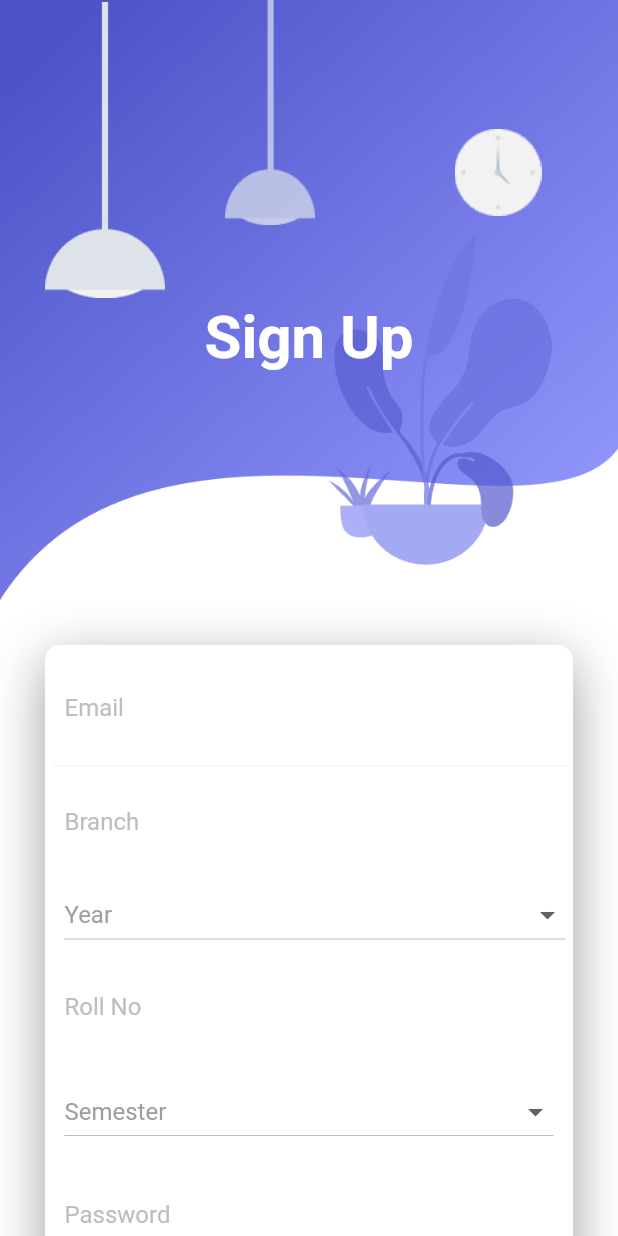
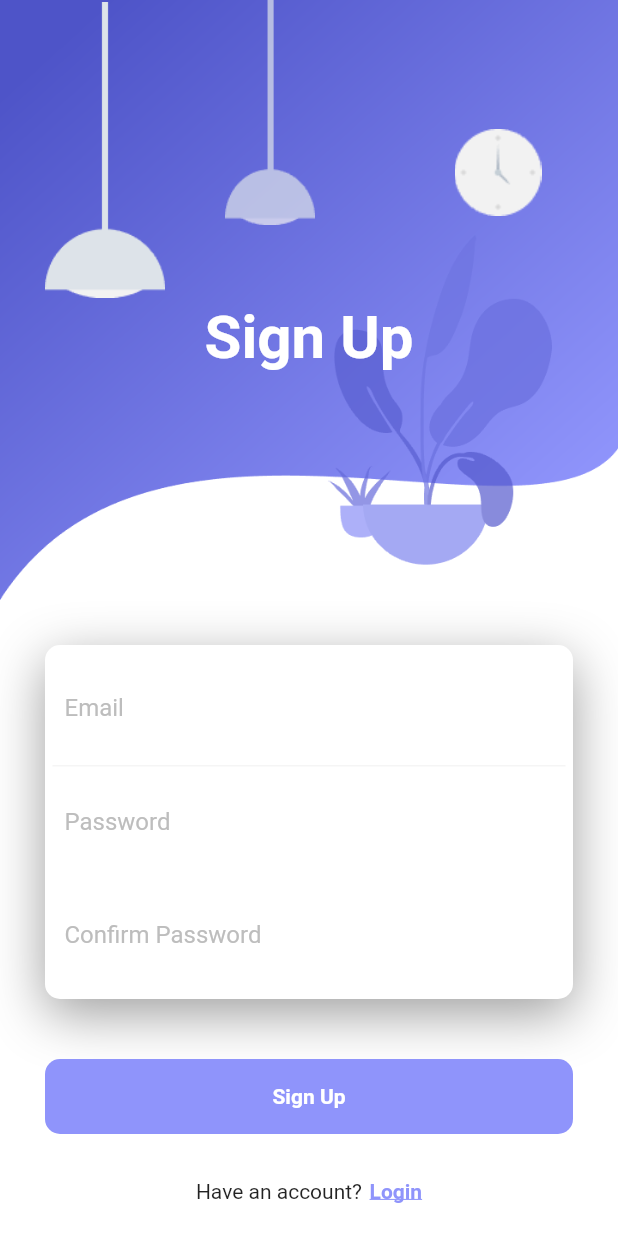
Before and after one commit to pdpratyush16/study_material_app-1, a Flutter app: the SignUpPage screen opened by its route, on a phone screen of 412 x 824 dp. Run offline on Flutter 3.47's test engine with Material 2 defaults, Android fonts, the phone set to English and light mode, and no system bars; our stand-ins replace cloud_firestore, firebase_auth, firebase_core, modal_progress_hud, simple_animations; accounts and stored records are empty.

Commit message:
Resolved some errors

```diff
--- a/lib/screen/signUp.dart
+++ b/lib/screen/signUp.dart
@@ -1,21 +1,27 @@
 import 'package:flutter/material.dart';
+import 'package:modal_progress_hud/modal_progress_hud.dart';
 import 'package:study_material_app/Animation/FadeAnimation.dart';
-import 'package:study_material_app/database/signupPageDatabase.dart';
+import 'package:firebase_auth/firebase_auth.dart';
+import 'package:study_material_app/screen/signUpDetails.dart';
 
-class SignUpPage extends StatefulWidget{
+class SignUpPage extends StatefulWidget {
+  static const String id = 'registerScreen';
+
   @override
   _SignUpPageState createState() => _SignUpPageState();
 }
 
-
 class _SignUpPageState extends State<SignUpPage> {
 
-  String _yearValue;
-  String _semValue;
+  String emailVal, passwordVal, confirmPasswordVal;
+  bool showSpinner = false;
+  final _auth = FirebaseAuth.instance;
 
   @override
   Widget build(BuildContext context) {
-    return Scaffold(
+    return ModalProgressHUD(
+      inAsyncCall: showSpinner,
+      child: Scaffold(
         backgroundColor: Colors.white,
         body: SingleChildScrollView(
           child: Container(
@@ -127,110 +133,62 @@ class _SignUpPageState extends State<SignUpPage> {
                                   ),
                                 ),
                                 child: TextField(
+                                  keyboardType: TextInputType.emailAddress,
                                   decoration: InputDecoration(
                                     border: InputBorder.none,
                                     labelText: "Email",
-                                  labelStyle: TextStyle(
-                                    color: Colors.grey[400],
-                                  ),
-                                ),
-                              ),
-                            ),
-                            Container(
-                              padding: EdgeInsets.all(8.0),
-                              child: TextField(
-                                decoration: InputDecoration(
-                                  border: InputBorder.none,
-                                  labelText: "Branch",
-                                  labelStyle: TextStyle(
-                                    color: Colors.grey[400],
-                                  ),
-                                ),
-                              ),
-                            ),
-                            Container(
-                              alignment: Alignment.topLeft,
-                              padding: EdgeInsets.only(left: 8.0),
-                              child: DropdownButton<String>(
-                                isExpanded: true,
-                                focusColor: Color.fromRGBO(143, 148, 251, 1),
-                                items: yearDropdownList,
-                                onChanged: (String value) {
-                                  setState(() {
-                                    _yearValue = value;
-                                  });
-                                },
-                                hint: Text(
-                                  'Year',
-                                  style: TextStyle(color: Colors.grey),
-                                ),
-                                value: _yearValue,
-                              ),
-                            ),
-                            Container(
-                              padding: EdgeInsets.all(8.0),
-                              child: TextField(
-                                decoration: InputDecoration(
-                                  border: InputBorder.none,
-                                  labelText: "Roll No",
-                                  hintText: "BTECH10XXX.XX",
+                                    hintText: 'Enter your email',
                                     hintStyle: TextStyle(color: Colors.grey),
                                     labelStyle: TextStyle(
                                       color: Colors.grey[400],
                                     ),
                                   ),
+                                  onChanged: (value) {
+                                    emailVal = value;
+                                  },
                                 ),
-                            ),
-                            Container(
-                              padding: EdgeInsets.all(8.0),
-                              child: DropdownButton<String>(
-                                isExpanded: true,
-                                items: semDropdownList,
-                                onChanged: (String value) {
-                                  setState(() {
-                                    _semValue = value;
-                                  });
-                                },
-                                hint: Text(
-                                  'Semester',
-                                  style: TextStyle(color: Colors.grey),
-                                ),
-                                value: _semValue,
-                              ),
-                            ),
+                              ), // Email...
                               Container(
                                 padding: EdgeInsets.all(8.0),
                                 child: TextField(
                                   decoration: InputDecoration(
                                     border: InputBorder.none,
                                     labelText: "Password",
+                                    hintText: 'Enter your password',
+                                    hintStyle: TextStyle(color: Colors.grey),
                                     labelStyle: TextStyle(
                                       color: Colors.grey[400],
                                     ),
                                   ),
                                   obscureText: true,
+                                  onChanged: (value) {
+                                    passwordVal = value;
+                                  },
                                 ),
-                            ),
+                              ), // Password...
                               Container(
                                 padding: EdgeInsets.all(8.0),
                                 child: TextField(
                                   decoration: InputDecoration(
                                     border: InputBorder.none,
                                     labelText: "Confirm Password",
+                                    hintText: 'Re-enter your password',
+                                    hintStyle: TextStyle(color: Colors.grey),
                                     labelStyle: TextStyle(
                                       color: Colors.grey[400],
                                     ),
                                   ),
                                   obscureText: true,
+                                  onChanged: (value) {
+                                    confirmPasswordVal = value;
+                                  },
                                 ),
-                            )
+                              ), //Confirm Password...
                             ],
                           ),
                         ),
                       ),
-                    SizedBox(
-                      height: 40,
-                    ),
+                      SizedBox(height: 40),
                       FadeAnimation(
                         2,
                         Container(
@@ -240,9 +198,23 @@ class _SignUpPageState extends State<SignUpPage> {
                             color: Color(0xff8f94fb),
                           ),
                           child: Center(
-                          child: GestureDetector(
-                            onTap: () {
-                              //TODO: Implement navigator to dashboard here........
+                            child: FlatButton(
+                              onPressed: () async{
+                                setState(() {
+                                  showSpinner = true;
+                                });
+                                try {
+                                  final newUser = await _auth.createUserWithEmailAndPassword(
+                                      email: emailVal, password: passwordVal);
+                                  if (newUser != null) {
+                                    Navigator.pushNamed(context, SignupPageDetails.id);
+                                  }
+                                  setState(() {
+                                    showSpinner = false;
+                                  });
+                                } catch (e) {
+                                  print(e);
+                                }
                               },
                               child: Text(
                                 "Sign Up",
@@ -254,9 +226,7 @@ class _SignUpPageState extends State<SignUpPage> {
                           ),
                         ),
                       ),
-                    SizedBox(
-                      height: 30,
-                    ),
+                      SizedBox(height: 30),
                       FadeAnimation(
                           2.2,
                           Container(
@@ -293,6 +263,7 @@ class _SignUpPageState extends State<SignUpPage> {
             ),
           ),
         ),
+      ),
     );
   }
 }
--- a/pubspec.yaml
+++ b/pubspec.yaml
@@ -27,6 +27,7 @@ dependencies:
   firebase_core: ^0.7.0
   firebase_auth: ^0.20.0+1
   cloud_firestore: ^0.16.0
+  modal_progress_hud: ^0.1.3
 
 
   # The following adds the Cupertino Icons font to your application.
```
Also changed, not shown: lib/database/signupPageDatabase.dart (+47 -12 lines), lib/main.dart (+11 -6 lines), lib/screen/TempPage.dart (+18 -0 lines), lib/screen/loginPage.dart (+54 -17 lines), lib/screen/signUpDetails.dart (+259 -0 lines), pubspec.lock. Lines whose indentation alone changed are shown as unchanged.
